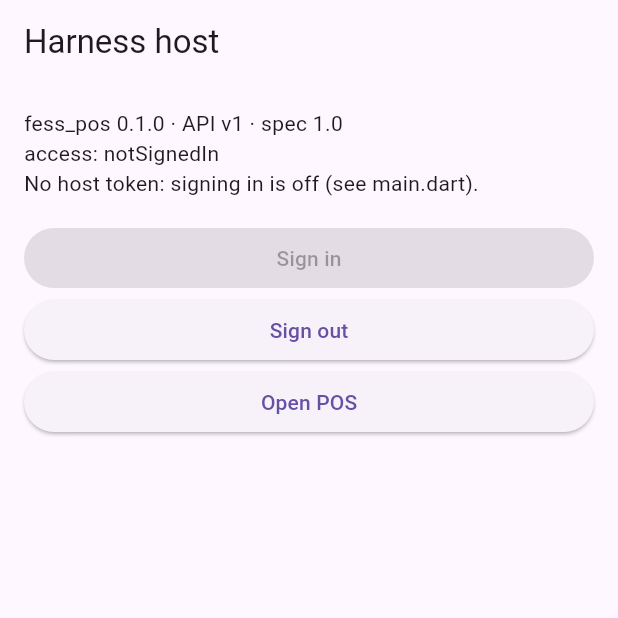
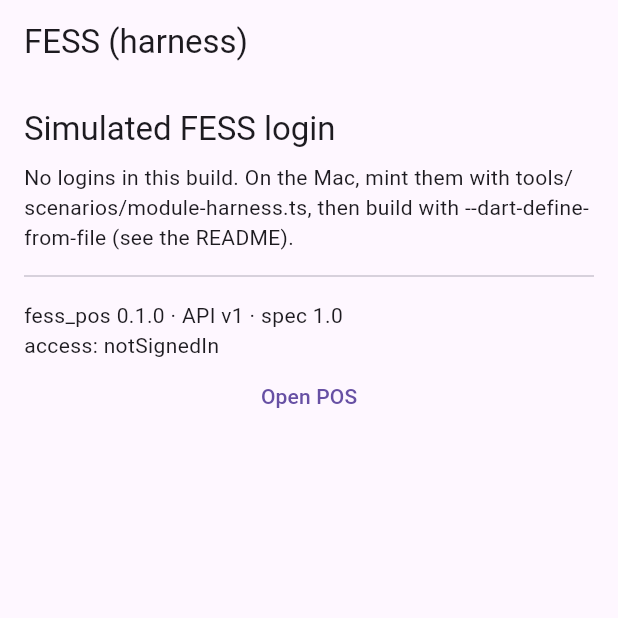
Before and after one commit to FidelityEss/fess-pos, a Flutter app: the screen it shows after launch, on a phone screen of 412 x 824 dp, the top half of it. Run offline on Flutter 3.47's test engine with Material 3 defaults, Android fonts, the phone set to English and light mode, and no system bars; our stand-ins replace connectivity_plus, device_info_plus, drift, flutter_map, flutter_riverpod, flutter_secure_storage and 4 more; missing offline and left inert: camera_platform_interface, qr, sqlcipher_flutter_libs, sqlite3; accounts and stored records are empty; generated files the repository leaves out were written again; project files that could hold a hidden picture were left out.

Commit message:
T3-27 Harness: simulated FESS login for testing on a phone
The harness host opens on a simulated FESS login: pick a QA agent, tap
Log in, and POS opens; Log out signs out, and an expired login says so.
module-harness.ts mints a 24-hour host token for each agent named into
POS_HOST_LOGINS, next to the single-login keys the device tests read.
The seed admin's credentials stay on the Mac. The README explains
testing on your own phone.

Co-Authored-By: Claude Opus 5 <noreply@anthropic.com>

```diff
--- a/packages/fess_pos/example/lib/main.dart
+++ b/packages/fess_pos/example/lib/main.dart
@@ -1,17 +1,21 @@
+import 'dart:convert';
+
 import 'package:fess_pos/fess_pos.dart';
 import 'package:flutter/material.dart';
 
 /// The harness host: it starts the module and signs in the way a real host
 /// does (docs/03 §3), with QA's stand-in identity issuer in place of FESS.
+/// Its home page is a simulated FESS login: pick a QA agent, log in, and
+/// POS opens, on an emulator or on your own phone.
 ///
-///     # a QA host token for a QA agent, valid 24 h
+///     # logins for QA agents, valid 24 h
 ///     # (tools/scenarios/module-harness.ts, from fess-pos/)
 ///     flutter run --dart-define-from-file=$HOME/.fess-pos/module-harness-qa.json
 ///
 /// No endpoint, key or token is compiled into the module (docs/03 §9). The
 /// defines stand in for a host's build flavour and its signed-in user.
 /// Without them the module starts against an address that doesn't exist and
-/// signing in is off.
+/// logging in is off.
 Future<void> main() async {
   WidgetsFlutterBinding.ensureInitialized();
   PosException? startError;
@@ -39,17 +43,34 @@ PosBootstrap harnessBootstrap() => PosBootstrap(
       : PosEnvironment.dev,
 );
 
-/// The host's signed-in user, from the defines; null without a host token.
-PosIdentity? harnessIdentity() {
-  const token = String.fromEnvironment('POS_HOST_TOKEN');
-  if (token.isEmpty) return null;
-  const issuedAt = String.fromEnvironment('POS_HOST_TOKEN_ISSUED_AT');
-  return PosIdentity(
+/// A simulated FESS login for one QA agent: the host token FESS would hold
+/// for them. It is minted on the Mac by `tools/scenarios/module-harness.ts`
+/// from the QA seed admin, whose credentials never reach the phone.
+@immutable
+class HarnessLogin {
+  const HarnessLogin({
+    required this.employeeNumber,
+    required this.token,
+    this.issuedAt,
+  });
+
+  final String employeeNumber;
+  final String token;
+  final DateTime? issuedAt;
+
+  /// How long the stand-in issuer's host tokens last.
+  static const Duration validFor = Duration(hours: 24);
+
+  DateTime? get expiresAt => issuedAt?.add(validFor);
+
+  bool expiredAt(DateTime now) {
+    final end = expiresAt;
+    return end != null && !now.isBefore(end);
+  }
+
+  PosIdentity identity() => PosIdentity(
     profile: PosUserProfile(
-      employeeNumber: const String.fromEnvironment(
-        'POS_EMPLOYEE_NUMBER',
-        defaultValue: 'unknown',
-      ),
+      employeeNumber: employeeNumber,
       firstName: 'Harness',
       lastName: 'Agent',
     ),
@@ -59,10 +80,59 @@ PosIdentity? harnessIdentity() {
         'POS_HOST_ISSUER',
         defaultValue: 'pos_dev',
       ),
-      issuedAt: DateTime.tryParse(issuedAt),
+      issuedAt: issuedAt,
     ),
   );
 }
+
+HarnessLogin? _login(Object? json) {
+  if (json is! Map<String, Object?>) return null;
+  final number = json['employee_number'];
+  final token = json['token'];
+  final at = json['issued_at'];
+  if (number is! String || token is! String || token.isEmpty) return null;
+  return HarnessLogin(
+    employeeNumber: number,
+    token: token,
+    issuedAt: at is String ? DateTime.tryParse(at) : null,
+  );
+}
+
+/// The logins this build holds: `POS_HOST_LOGINS` (one per agent, from
+/// `module-harness.ts EMPLOYEE_NUMBER…`), else the single `POS_HOST_TOKEN`.
+List<HarnessLogin> harnessLogins({
+  String logins = const String.fromEnvironment('POS_HOST_LOGINS'),
+  String token = const String.fromEnvironment('POS_HOST_TOKEN'),
+  String employeeNumber = const String.fromEnvironment(
+    'POS_EMPLOYEE_NUMBER',
+    defaultValue: 'unknown',
+  ),
+  String issuedAt = const String.fromEnvironment('POS_HOST_TOKEN_ISSUED_AT'),
+}) {
+  if (logins.isNotEmpty) {
+    try {
+      final decoded = jsonDecode(logins);
+      final found = [
+        if (decoded is List<Object?>)
+          for (final l in decoded) ?_login(l),
+      ];
+      if (found.isNotEmpty) return found;
+    } on FormatException {
+      // Fall back to the single login.
+    }
+  }
+  if (token.isEmpty) return const [];
+  return [
+    HarnessLogin(
+      employeeNumber: employeeNumber,
+      token: token,
+      issuedAt: DateTime.tryParse(issuedAt),
+    ),
+  ];
+}
+
+/// The host's signed-in user for the device tests: the first login.
+PosIdentity? harnessIdentity() => harnessLogins().firstOrNull?.identity();
 
 class HarnessApp extends StatelessWidget {
   const HarnessApp({this.startError, super.key});
@@ -86,7 +156,9 @@ class HarnessHome extends StatefulWidget {
 }
 
 class _HarnessHomeState extends State<HarnessHome> {
-  final PosIdentity? _identity = harnessIdentity();
+  final List<HarnessLogin> _logins = harnessLogins();
+  late HarnessLogin? _chosen = _logins.firstOrNull;
+  String? _loggedInAs;
   PosAccess? _access;
   String? _lastError;
   bool _busy = false;
@@ -116,17 +188,115 @@ class _HarnessHomeState extends State<HarnessHome> {
     await _refresh();
   }
 
+  /// What a FESS login does for POS: signs in with the user's identity,
+  /// then opens the entry point.
+  Future<void> _logIn(HarnessLogin login) => _run(() async {
+    final access = await PosModule.signIn(login.identity());
+    _loggedInAs = login.employeeNumber;
+    if (access.visible && mounted) _openPos();
+  });
+
+  Future<void> _logOut() => _run(() async {
+    await PosModule.signOut();
+    _loggedInAs = null;
+  });
+
+  void _openPos() => Navigator.of(
+    context,
+  ).push(MaterialPageRoute<void>(builder: (_) => PosModule.entryPoint()));
+
+  static String _when(DateTime t) {
+    String two(int n) => n.toString().padLeft(2, '0');
+    final l = t.toLocal();
+    return '${l.day}/${l.month} ${two(l.hour)}:${two(l.minute)}';
+  }
+
+  Widget _login(BuildContext context, {required bool loggedIn}) {
+    final chosen = _chosen;
+    if (chosen == null) {
+      return const Text(
+        'No logins in this build. On the Mac, mint them with '
+        'tools/scenarios/module-harness.ts, then build with '
+        '--dart-define-from-file (see the README).',
+      );
+    }
+    final expiresAt = chosen.expiresAt;
+    final expired = chosen.expiredAt(DateTime.now());
+    final canAct = !_busy && widget.startError == null;
+    return Column(
+      crossAxisAlignment: CrossAxisAlignment.stretch,
+      children: [
+        if (_logins.length > 1)
+          DropdownButton<HarnessLogin>(
+            key: const ValueKey('harness-agent'),
+            value: chosen,
+            isExpanded: true,
+            items: [
+              for (final l in _logins)
+                DropdownMenuItem(value: l, child: Text(l.employeeNumber)),
+            ],
+            onChanged: loggedIn || _busy
+                ? null
+                : (l) => setState(() => _chosen = l),
+          )
+        else
+          Text('Agent: ${chosen.employeeNumber}'),
+        if (expiresAt != null)
+          Text(
+            expired
+                ? 'This login expired at ${_when(expiresAt)}. Mint a new one '
+                      'on the Mac and install the app again.'
+                : 'Login valid until ${_when(expiresAt)}',
+            style: TextStyle(
+              color: expired ? Theme.of(context).colorScheme.error : null,
+            ),
+          ),
+        const SizedBox(height: 12),
+        if (!loggedIn)
+          FilledButton(
+            key: const ValueKey('harness-login'),
+            onPressed: canAct && !expired ? () => _logIn(chosen) : null,
+            child: Text('Log in as ${chosen.employeeNumber}'),
+          )
+        else ...[
+          Text(
+            _loggedInAs == null
+                ? 'Logged in to POS'
+                : 'Logged in to POS as $_loggedInAs',
+          ),
+          const SizedBox(height: 8),
+          FilledButton(
+            key: const ValueKey('harness-open-pos'),
+            onPressed: _openPos,
+            child: const Text('Open POS'),
+          ),
+          OutlinedButton(
+            key: const ValueKey('harness-logout'),
+            onPressed: canAct ? _logOut : null,
+            child: const Text('Log out'),
+          ),
+        ],
+      ],
+    );
+  }
+
   @override
   Widget build(BuildContext context) {
     final info = PosModule.info;
     final startError = widget.startError;
-    final identity = _identity;
-    final canAct = !_busy && startError == null;
+    final loggedIn = _access?.visible ?? false;
     return Scaffold(
-      appBar: AppBar(title: const Text('Harness host')),
+      appBar: AppBar(title: const Text('FESS (harness)')),
       body: ListView(
         padding: const EdgeInsets.all(16),
         children: [
+          Text(
+            'Simulated FESS login',
+            style: Theme.of(context).textTheme.titleLarge,
+          ),
+          const SizedBox(height: 8),
+          _login(context, loggedIn: loggedIn),
+          const Divider(height: 32),
           Text(
             'fess_pos ${info.moduleVersion} · API v${info.apiVersion} · '
             'spec ${info.specVersion}',
@@ -134,27 +304,9 @@ class _HarnessHomeState extends State<HarnessHome> {
           if (startError != null) Text('initialize failed: ${startError.code}'),
           Text('access: ${_access?.reason.name ?? '…'}'),
           if (_lastError != null) Text('last error: $_lastError'),
-          if (identity == null)
-            const Text('No host token: signing in is off (see main.dart).')
-          else
-            Text('host user: ${identity.profile.employeeNumber}'),
-          const SizedBox(height: 16),
-          ElevatedButton(
-            onPressed: canAct && identity != null
-                ? () => _run(() => PosModule.signIn(identity))
-                : null,
-            child: const Text('Sign in'),
-          ),
-          ElevatedButton(
-            onPressed: canAct ? () => _run(PosModule.signOut) : null,
-            child: const Text('Sign out'),
-          ),
-          ElevatedButton(
-            onPressed: () => Navigator.of(context).push(
-              MaterialPageRoute<void>(builder: (_) => PosModule.entryPoint()),
-            ),
-            child: const Text('Open POS'),
-          ),
+          if (!loggedIn)
+            // The module says why it can't show POS yet.
+            TextButton(onPressed: _openPos, child: const Text('Open POS')),
         ],
       ),
     );
```
Also changed, not shown: 3 other files.
